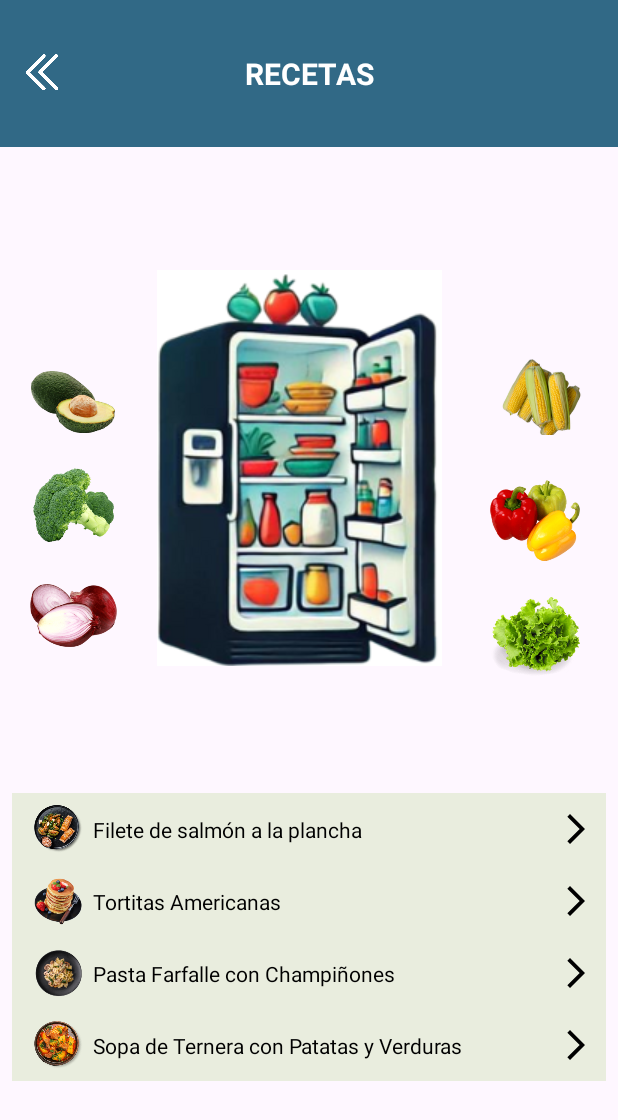
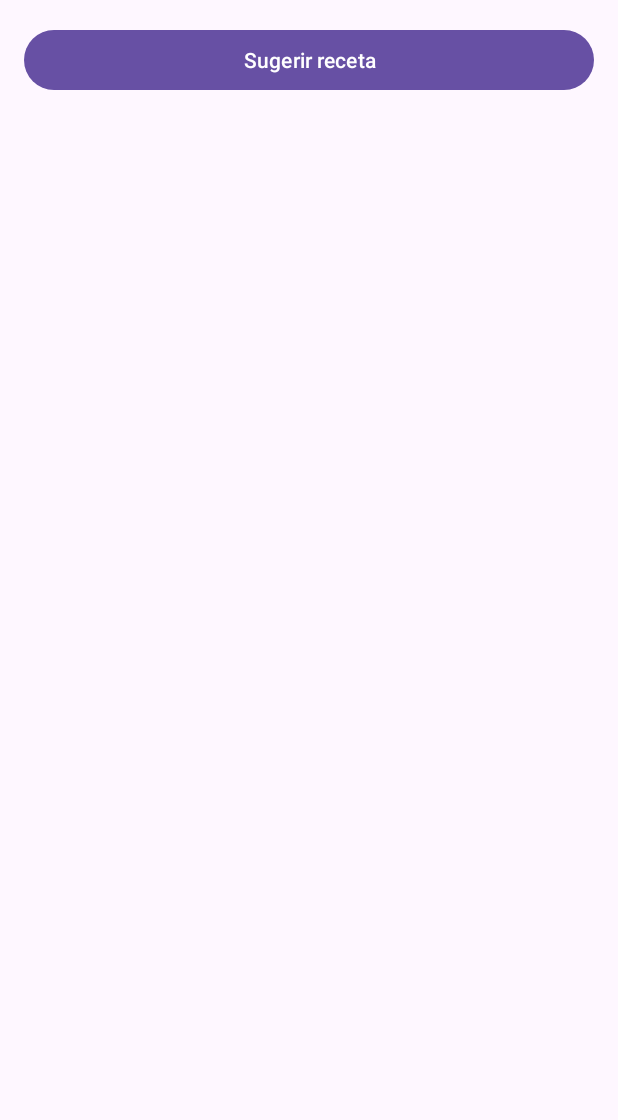
Before and after one commit to johanat/fridgesmart-app, an Android app: the screen it shows after launch (RecetasActivity), after a tap on "RECETAS", on a phone screen of 412 x 824 dp. Shown: the top 1120 px of the screen. Run offline under Robolectric (Android 15) with nearby library versions, the light colour scheme and no system bars; our stand-ins replace Room's generated code.

```diff
--- a/app/build.gradle.kts
+++ b/app/build.gradle.kts
@@ -35,6 +35,10 @@ dependencies {
 
     implementation(libs.room.runtime)
     implementation(libs.room.common.jvm)
+    implementation("com.squareup.okhttp3:okhttp:4.9.3")
+    implementation ("androidx.recyclerview:recyclerview:1.3.0")
+
+
 
     // If this project only uses Java source, use the Java annotationProcessor
     // No additional plugins are necessary
@@ -65,4 +69,5 @@ dependencies {
     androidTestImplementation(libs.ext.junit)
     androidTestImplementation(libs.espresso.core)
 
+
 }
--- a/app/src/main/AndroidManifest.xml
+++ b/app/src/main/AndroidManifest.xml
@@ -1,6 +1,8 @@
 <?xml version="1.0" encoding="utf-8"?>
 <manifest xmlns:android="http://schemas.android.com/apk/res/android"
     xmlns:tools="http://schemas.android.com/tools">
+
+    <uses-permission android:name="android.permission.INTERNET" />
 
     <application
         android:name=".MyApp"
@@ -13,6 +15,9 @@
         android:supportsRtl="true"
         android:theme="@style/Theme.FridgeSmart"
         tools:targetApi="31">
+        <activity
+            android:name=".pantallas.recetas.RecetasSugeridasActivity"
+            android:exported="false" />
         <activity
             android:name=".pantallas.alimentos.AlimentosActivity"
             android:exported="false" />
--- a/app/src/main/java/fridgeSmart/fridgesmart/comun/Constantes.java
+++ b/app/src/main/java/fridgeSmart/fridgesmart/comun/Constantes.java
@@ -8,7 +8,7 @@ public class Constantes {
     public static final String CATEGORIA_LACTEO = "Lacteo";
     public static final String CATEGORIA_FRUTA = "Fruta";
 
-    public static final String SUBCATEGORIA_CARNE = "Subcategoria Carne";
+    public static final String SUBCATEGORIA_CARNE = "subcategoria_carne";
     public static final String SUBCATEGORIA_CARNE_TERNERA = "Ternera";
     public static final String SUBCATEGORIA_CARNE_CERDO = "Cerdo";
     public static final String SUBCATEGORIA_CARNE_POLLO = "Pollo";
--- a/app/src/main/java/fridgeSmart/fridgesmart/comun/repositorio/db/AlimentoDao.java
+++ b/app/src/main/java/fridgeSmart/fridgesmart/comun/repositorio/db/AlimentoDao.java
@@ -29,4 +29,9 @@ public interface AlimentoDao {
     //Modificar alimento
     @Query("UPDATE AlimentoDb SET cantidad = :cantidad, kilos = :kilos, fechaCaducidad = :fechaCaducidad WHERE id = :id")
     void modificarAlimento(int id, int cantidad, double kilos, String fechaCaducidad);
+
+    //obtener el conteo de alimentos por subcategoria
+    @Query("SELECT COUNT(*) FROM AlimentoDb WHERE categoria = :categoria AND subcategoria = :subcategoria")
+    LiveData<Integer> contarAlimentosPorSubcategoriaLiveData(String categoria, String subcategoria);
+
 }
--- a/app/src/main/java/fridgeSmart/fridgesmart/comun/repositorio/db/AppDatabase.java
+++ b/app/src/main/java/fridgeSmart/fridgesmart/comun/repositorio/db/AppDatabase.java
@@ -1,10 +1,31 @@
 package fridgeSmart.fridgesmart.comun.repositorio.db;
 
+import android.content.Context;
+
 import androidx.room.Database;
+import androidx.room.Room;
 import androidx.room.RoomDatabase;
 
+@Database(entities = {AlimentoDb.class}, version = 7)
+public abstract class AppDatabase extends RoomDatabase {
+    public abstract AlimentoDao alimentoDao();
 
-@Database(entities = {AlimentoDb.class}, version = 1)
-public  abstract class AppDatabase extends RoomDatabase {
-    public abstract AlimentoDao alimentoDao();
+    private static volatile AppDatabase INSTANCE;
+
+    public static AppDatabase getInstance(Context context) {
+        if (INSTANCE == null) {
+            synchronized (AppDatabase.class) {
+                if (INSTANCE == null) {
+                    INSTANCE = Room.databaseBuilder(
+                                    context.getApplicationContext(),
+                                    AppDatabase.class,
+                                    "fridge_smart_db"
+                            )
+                            .fallbackToDestructiveMigration()  // opcional, solo si quieres borrar datos con cambios no migrados
+                            .build();
+                }
+            }
+        }
+        return INSTANCE;
+    }
 }
--- /dev/null
+++ b/app/src/main/java/fridgeSmart/fridgesmart/pantallas/recetas/RecetaAdapter.java
@@ -0,0 +1,57 @@
+package fridgeSmart.fridgesmart.pantallas.recetas;
+
+import android.view.LayoutInflater;
+import android.view.View;
+import android.view.ViewGroup;
+import android.widget.TextView;
+
+import androidx.annotation.NonNull;
+import androidx.recyclerview.widget.RecyclerView;
+
+import fridgeSmart.fridgesmart.R;
+
+import java.util.List;
+
+public class RecetaAdapter extends RecyclerView.Adapter<RecetaAdapter.RecetaViewHolder> {
+
+    private List<RecetaSugerida> listaRecetas;
+
+    public RecetaAdapter(List<RecetaSugerida> listaRecetas) {
+        this.listaRecetas = listaRecetas;
+    }
+
+    @NonNull
+    @Override
+    public RecetaViewHolder onCreateViewHolder(@NonNull ViewGroup parent, int viewType) {
+        View itemView = LayoutInflater.from(parent.getContext())
+                .inflate(R.layout.item_receta, parent, false);
+        return new RecetaViewHolder(itemView);
+    }
+
+    @Override
+    public void onBindViewHolder(@NonNull RecetaViewHolder holder, int position) {
+        RecetaSugerida receta = listaRecetas.get(position);
+        holder.txtNombre.setText(receta.nombre);
+
+        if (receta.ingredientesFaltantes.isEmpty()) {
+            holder.txtFaltantes.setText("Tienes todos los ingredientes necesarios");
+        } else {
+            holder.txtFaltantes.setText("Te falta: " + String.join(", ", receta.ingredientesFaltantes));
+        }
+    }
+
+    @Override
+    public int getItemCount() {
+        return listaRecetas.size();
+    }
+
+    public static class RecetaViewHolder extends RecyclerView.ViewHolder {
+        TextView txtNombre, txtFaltantes;
+
+        public RecetaViewHolder(@NonNull View itemView) {
+            super(itemView);
+            txtNombre = itemView.findViewById(R.id.txtNombreReceta);
+            txtFaltantes = itemView.findViewById(R.id.txtIngredientesFaltantes);
+        }
+    }
+}
--- a/app/src/main/java/fridgeSmart/fridgesmart/pantallas/recetas/RecetasActivity.java
+++ b/app/src/main/java/fridgeSmart/fridgesmart/pantallas/recetas/RecetasActivity.java
@@ -1,59 +1,76 @@
 package fridgeSmart.fridgesmart.pantallas.recetas;
 
-import android.content.Intent;
 import android.os.Bundle;
-import android.widget.ImageView;
+import android.text.TextUtils;
+import android.widget.Button;
+import android.widget.Toast;
 
 import androidx.activity.EdgeToEdge;
 import androidx.appcompat.app.AppCompatActivity;
-import androidx.constraintlayout.widget.ConstraintLayout;
+import androidx.recyclerview.widget.LinearLayoutManager;
+import androidx.recyclerview.widget.RecyclerView;
+
+import java.util.ArrayList;
+import java.util.List;
 
 import fridgeSmart.fridgesmart.R;
-import fridgeSmart.fridgesmart.pantallas.principal.PrincipalActivity;
-import fridgeSmart.fridgesmart.pantallas.recetasdetalle.RecetaPastaActivity;
-import fridgeSmart.fridgesmart.pantallas.recetasdetalle.RecetaSalmonActivity;
-import fridgeSmart.fridgesmart.pantallas.recetasdetalle.RecetaSopaActivity;
-import fridgeSmart.fridgesmart.pantallas.recetasdetalle.RecetaTortitasActivity;
+import fridgeSmart.fridgesmart.comun.repositorio.db.AlimentoDb;
+import fridgeSmart.fridgesmart.comun.repositorio.db.AppDatabase;
+import fridgeSmart.fridgesmart.pantallas.recetas.RecetaAdapter;
+import fridgeSmart.fridgesmart.pantallas.recetas.RecetaSugerida;
 
 public class RecetasActivity extends AppCompatActivity {
+
+    private RecyclerView recyclerRecetas;
+    private RecetaAdapter adapter;
+    private List<RecetaSugerida> listaRecetas = new ArrayList<>();
+    private AppDatabase db;
+    private Button btnPedirReceta;
 
     @Override
     protected void onCreate(Bundle savedInstanceState) {
         super.onCreate(savedInstanceState);
         EdgeToEdge.enable(this);
-        setContentView(R.layout.activity_recetas);
+        setContentView(R.layout.activity_recetas2);
 
-        ConstraintLayout salmon = findViewById(R.id.receta1);
-        ConstraintLayout tortitas = findViewById(R.id.receta2);
-        ConstraintLayout pasta = findViewById(R.id.receta3);
-        ConstraintLayout sopa = findViewById(R.id.receta4);
+        recyclerRecetas = findViewById(R.id.recyclerRecetas);
+        btnPedirReceta = findViewById(R.id.btnPedirReceta);
+        recyclerRecetas.setLayoutManager(new LinearLayoutManager(this));
+        adapter = new RecetaAdapter(listaRecetas);
+        recyclerRecetas.setAdapter(adapter);
 
-        ImageView flechaRetroceder = findViewById(R.id.backButton);
+        db = AppDatabase.getInstance(this);
 
-        flechaRetroceder.setOnClickListener(view ->{
-            Intent retroceder = new Intent(RecetasActivity.this, PrincipalActivity.class);
-            finish();
+        btnPedirReceta.setOnClickListener(v -> {
+            // Obtenemos alimentos de la base de datos (por ejemplo categoría "Carnes")
+            db.alimentoDao().getAlimentosDeCategoria("Carnes").observe(this, alimentos -> {
+                List<String> nombres = new ArrayList<>();
+                for (AlimentoDb a : alimentos) {
+                    if (!a.descartado()) {
+                        nombres.add(a.nombre);
+                    }
+                }
+                String ingredientes = TextUtils.join(", ", nombres);
+
+                HuggingFaceIA.pedirReceta(ingredientes, new HuggingFaceIA.RespuestaIAListener() {
+                    @Override
+                    public void alRecibirRespuesta(String texto) {
+                        runOnUiThread(() -> {
+                            // Aquí parseas el texto para generar las recetas sugeridas (puedes personalizarlo)
+                            listaRecetas.clear();
+                            listaRecetas.add(new RecetaSugerida(texto, new ArrayList<>()));
+                            adapter.notifyDataSetChanged();
+                        });
+                    }
+
+                    @Override
+                    public void alFallar(String error) {
+                        runOnUiThread(() -> {
+                            Toast.makeText(RecetasActivity.this, "Error IA: " + error, Toast.LENGTH_SHORT).show();
+                        });
+                    }
+                });
+            });
         });
-
-        salmon.setOnClickListener(view -> {
-            Intent receta = new Intent(RecetasActivity.this, RecetaSalmonActivity.class);
-            startActivity(receta);
-        });
-
-        tortitas.setOnClickListener(view -> {
-            Intent receta = new Intent(RecetasActivity.this, RecetaTortitasActivity.class);
-            startActivity(receta);
-        });
-
-        pasta.setOnClickListener(view -> {
-            Intent receta = new Intent(RecetasActivity.this, RecetaPastaActivity.class);
-            startActivity(receta);
-        });
-
-        sopa.setOnClickListener(view -> {
-            Intent receta = new Intent(RecetasActivity.this, RecetaSopaActivity.class);
-            startActivity(receta);
-        });
-
     }
 }
--- /dev/null
+++ b/app/src/main/res/layout/activity_recetas2.xml
@@ -0,0 +1,29 @@
+<?xml version="1.0" encoding="utf-8"?>
+<androidx.constraintlayout.widget.ConstraintLayout
+    xmlns:android="http://schemas.android.com/apk/res/android"
+    xmlns:app="http://schemas.android.com/apk/res-auto"
+    android:id="@+id/recetasLayout"
+    android:layout_width="match_parent"
+    android:layout_height="match_parent">
+
+    <Button
+        android:id="@+id/btnPedirReceta"
+        android:layout_width="0dp"
+        android:layout_height="wrap_content"
+        android:text="Sugerir receta"
+        app:layout_constraintTop_toTopOf="parent"
+        app:layout_constraintStart_toStartOf="parent"
+        app:layout_constraintEnd_toEndOf="parent"
+        android:layout_margin="16dp"/>
+
+    <androidx.recyclerview.widget.RecyclerView
+        android:id="@+id/recyclerRecetas"
+        android:layout_width="0dp"
+        android:layout_height="0dp"
+        app:layout_constraintTop_toBottomOf="@id/btnPedirReceta"
+        app:layout_constraintStart_toStartOf="parent"
+        app:layout_constraintEnd_toEndOf="parent"
+        app:layout_constraintBottom_toBottomOf="parent"
+        android:padding="8dp"/>
+
+</androidx.constraintlayout.widget.ConstraintLayout>
```
Also changed, not shown: app/src/main/java/fridgeSmart/fridgesmart/comun/repositorio/Repositorio.java (+48 -7 lines), app/src/main/java/fridgeSmart/fridgesmart/pantallas/alimentos/AlimentosActivity.java (+11 -3 lines), app/src/main/java/fridgeSmart/fridgesmart/pantallas/anadiralimento/AnadirAlimentoAdapter.java (+12 -1 lines), app/src/main/java/fridgeSmart/fridgesmart/pantallas/anadiralimento/AnadirAlimentosActivity.java (+42 -3 lines), app/src/main/java/fridgeSmart/fridgesmart/pantallas/recetas/HuggingFaceIA.java (added, +67 -0 lines), app/src/main/java/fridgeSmart/fridgesmart/pantallas/recetas/RecetaSugerida.java (added, +12 -0 lines), app/src/main/java/fridgeSmart/fridgesmart/pantallas/recetas/RecetasSugeridasActivity.java (added, +137 -0 lines), app/src/main/java/fridgeSmart/fridgesmart/pantallas/subcategoriacarne/SubcategoriaCarneActivity.java (+13 -11 lines), app/src/main/java/fridgeSmart/fridgesmart/pantallas/subcategoriacarne/SubcategoriaCarneAdapter.java (+18 -8 lines), app/src/main/java/fridgeSmart/fridgesmart/pantallas/subcategoriacarne/SubcategoriaCarneConContador.java (added, +15 -0 lines), app/src/main/res/layout/activity_recetas_sugeridas.xml (added, +10 -0 lines), app/src/main/res/layout/item_receta.xml (added, +33 -0 lines).
